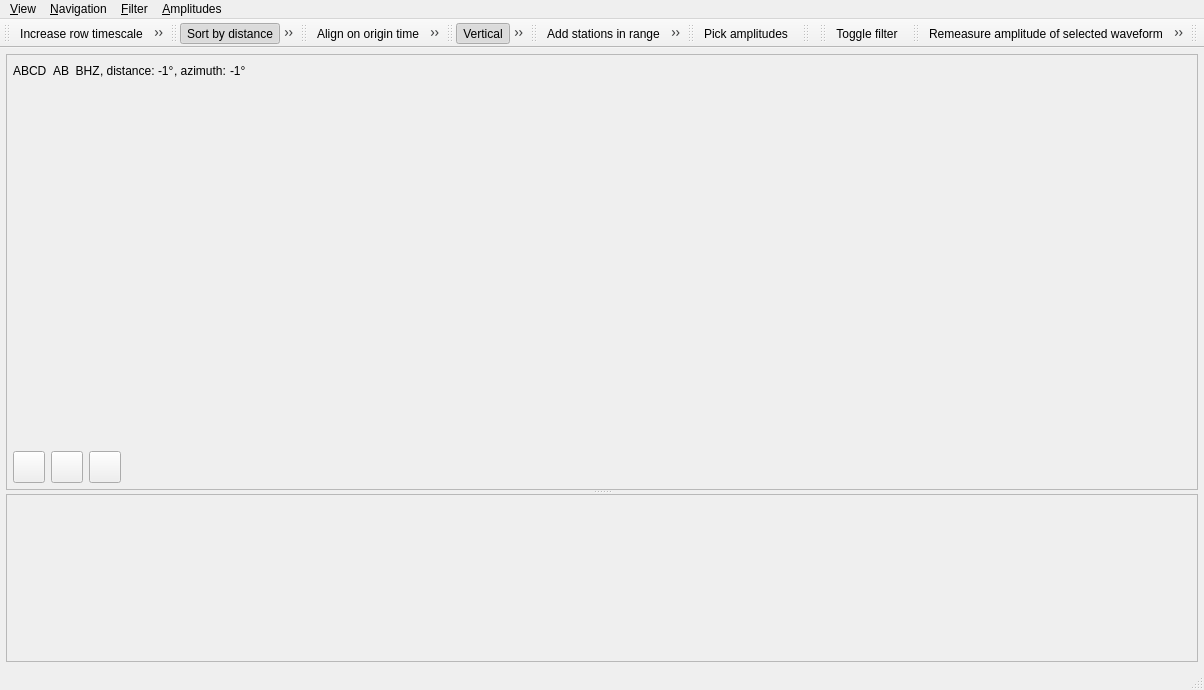
This is libs/seiscomp/gui/datamodel/amplitudeview.ui in SeisComP/common as Qt 5 draws it before an edit. The edited form follows.
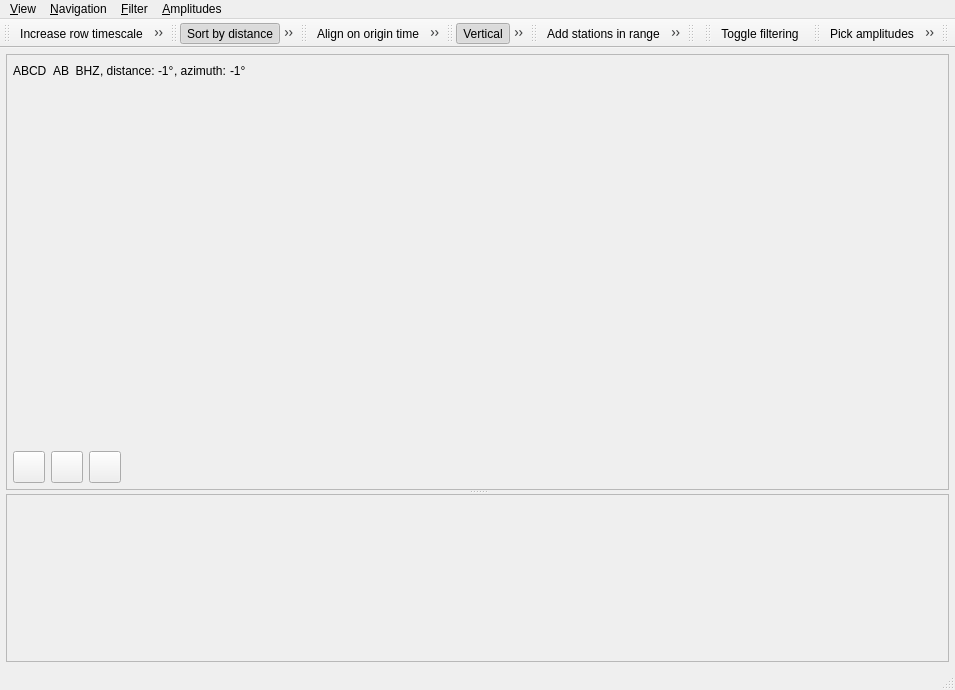
This is the edited form. Custom widgets are drawn as their Qt base class.

Commit message: [gui] Icon and menu cleanups

What changed in the file:
```diff
--- a/libs/seiscomp/gui/datamodel/amplitudeview.ui
+++ b/libs/seiscomp/gui/datamodel/amplitudeview.ui
@@ -494,27 +494,6 @@
    <addaction name="actionAddStationsInDistanceRange"/>
    <addaction name="actionShowUsedStations"/>
   </widget>
-  <widget class="QToolBar" name="toolBarPicking">
-   <property name="windowTitle">
-    <string>Picking</string>
-   </property>
-   <property name="orientation">
-    <enum>Qt::Horizontal</enum>
-   </property>
-   <property name="iconSize">
-    <size>
-     <width>24</width>
-     <height>24</height>
-    </size>
-   </property>
-   <attribute name="toolBarArea">
-    <enum>TopToolBarArea</enum>
-   </attribute>
-   <attribute name="toolBarBreak">
-    <bool>false</bool>
-   </attribute>
-   <addaction name="actionPickAmplitude"/>
-  </widget>
   <widget class="QMenuBar" name="menuBar">
    <property name="geometry">
     <rect>
@@ -661,6 +640,7 @@
    <attribute name="toolBarBreak">
     <bool>false</bool>
    </attribute>
+   <addaction name="actionPickAmplitude"/>
    <addaction name="actionRecalculateAmplitude"/>
    <addaction name="actionRecalculateAmplitudes"/>
   </widget>
@@ -937,7 +917,7 @@
     <bool>false</bool>
    </property>
    <property name="text">
-    <string>&amp;Toggle filter</string>
+    <string>&amp;Toggle filtering</string>
    </property>
    <property name="toolTip">
     <string>Toggles using a filter before displaying the traces (F)</string>
```
Left out of the diff: 36 changed lines with no effect on the pictures. The commit also changes 31 other files.
